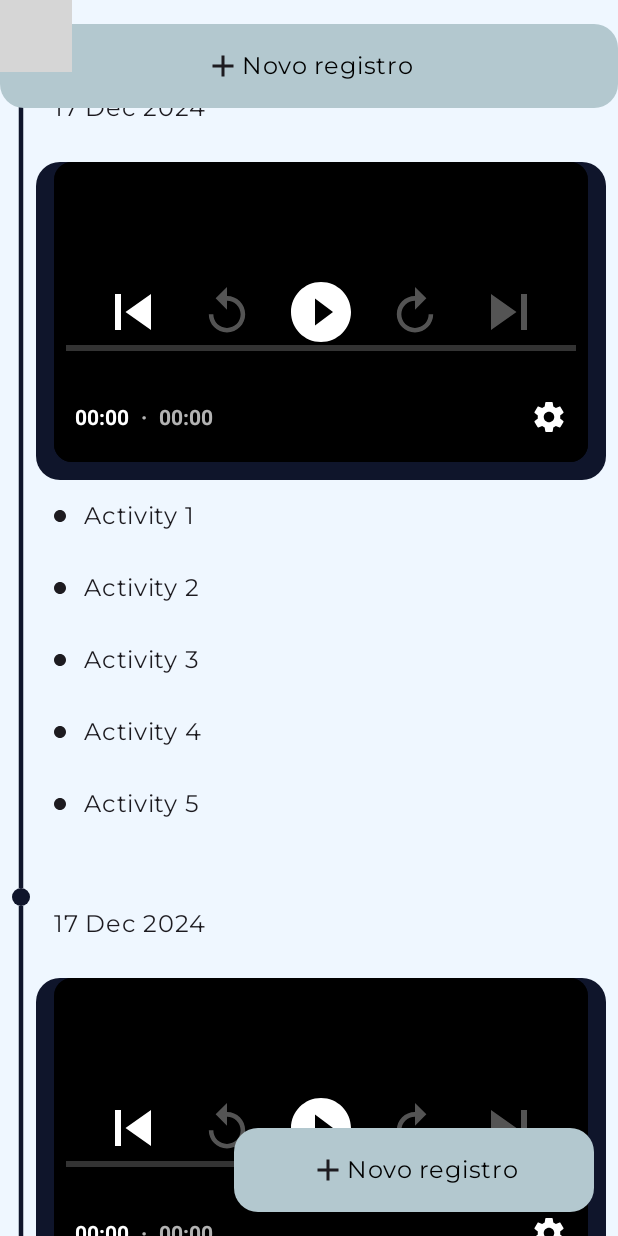
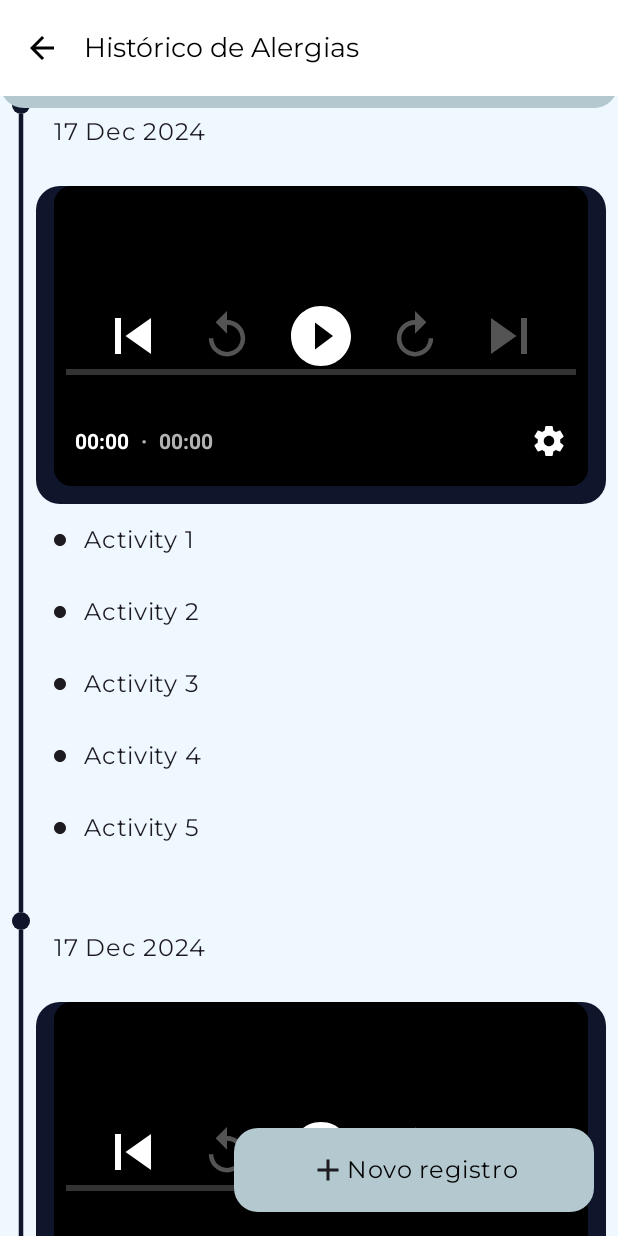
Before and after one commit to ceulazur/Safe-Byte---Projeto-Integrado-3, an Android app built with Jetpack Compose: the composable AllergyHistoryScreen shown on its own in the app's theme, on a phone screen of 412 x 824 dp. Run offline under Robolectric (Android 15) with nearby library versions, the phone set to English and light mode, and no system bars; 8 statements that could not run were skipped; grey boxes are pictures that could not be loaded.

Commit message:
feat: novas strings

```diff
--- a/app/src/main/res/values/strings.xml
+++ b/app/src/main/res/values/strings.xml
@@ -4,4 +4,5 @@
     <string name="bem_vindo">Bem vindo!</string>
     <string name="safe_byte">Safe Byte</string>
     <string name="simbolo_lista">Simbolo lista</string>
+    <string name="historico_de_alergias">Histórico de Alergias</string>
 </resources>
```
